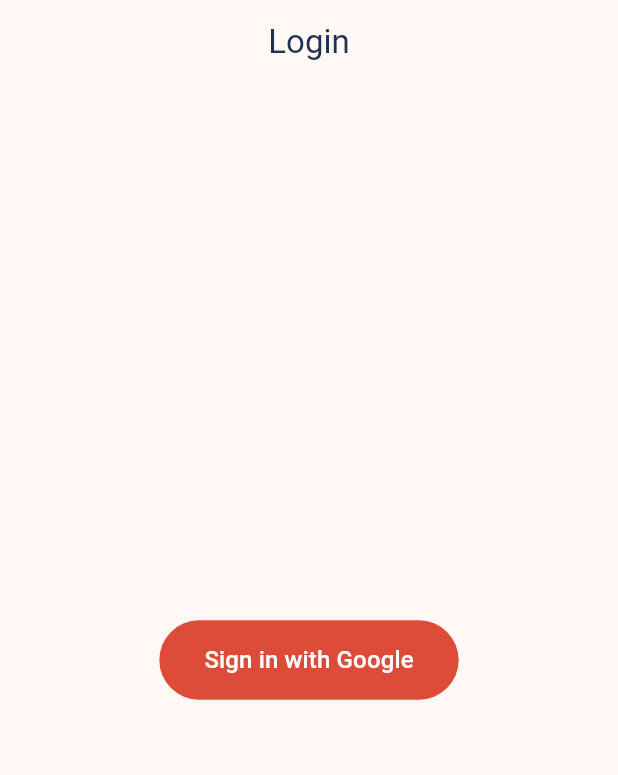
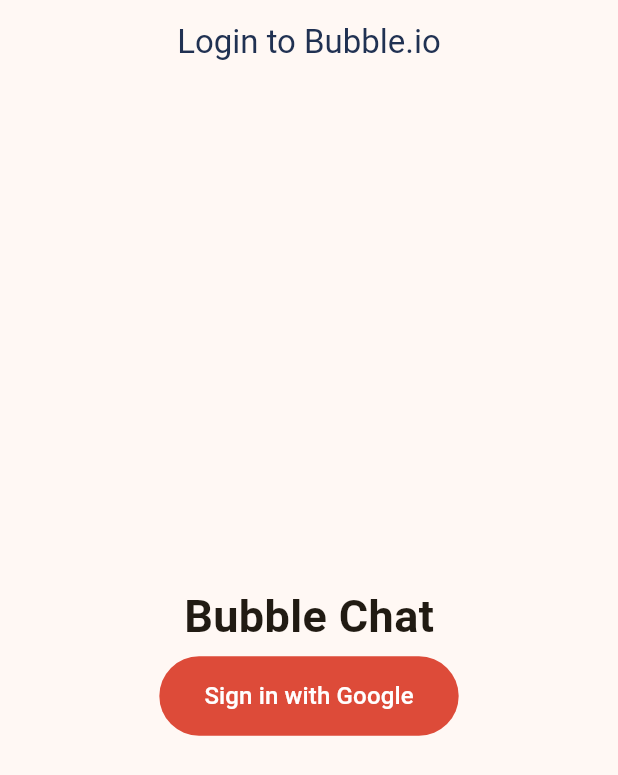
Before and after one commit to kunalnyc/Chat-Bubble, a Flutter app: the screen it shows after launch, on a phone screen of 412 x 824 dp. Shown: the top 775 px of the screen. Run offline on Flutter 3.47's test engine with Material 3 defaults, Android fonts, the phone set to English and light mode, and no system bars; our stand-ins replace cloud_firestore, firebase_auth, firebase_core, firebase_messaging, firebase_storage, flutter_local_notifications and 5 more; accounts and stored records are empty.

Commit message:
New Updates

```diff
--- a/lib/constants/app_constants.dart
+++ b/lib/constants/app_constants.dart
@@ -1,7 +1,7 @@
 class AppConstants {
-  static const appTitle = "Flutter Chat Demo";
-  static const loginTitle = "Login";
+  static const appTitle = "Bubble Chat";
+  static const loginTitle = "Login to Bubble.io";
   static const homeTitle = "Home";
   static const settingsTitle = "Settings";
-  static const fullPhotoTitle = "Full Photo";
+  static const fullPhotoTitle = "Photo";
 }
--- a/lib/pages/login_page.dart
+++ b/lib/pages/login_page.dart
@@ -42,7 +42,23 @@ class LoginPageState extends State<LoginPage> {
       body: Stack(
         children: [
           Center(
-            child: TextButton(
+            child: Column(
+              mainAxisAlignment: MainAxisAlignment.center,
+              children: [
+                Row(
+                  mainAxisAlignment: MainAxisAlignment.center,
+                  children: [
+                    Text(
+                      'Bubble Chat',
+                      style:
+                          TextStyle(fontWeight: FontWeight.bold, fontSize: 30),
+                    ),
+                  ],
+                ),
+                SizedBox(
+                  height: 5,
+                ),
+                TextButton(
                   onPressed: () async {
                     authProvider.handleSignIn().then((isSuccess) {
                       if (isSuccess) {
@@ -65,7 +81,8 @@ class LoginPageState extends State<LoginPage> {
                   style: ButtonStyle(
                     backgroundColor: MaterialStateProperty.resolveWith<Color>(
                       (Set<MaterialState> states) {
-                    if (states.contains(MaterialState.pressed)) return Color(0xffdd4b39).withOpacity(0.8);
+                        if (states.contains(MaterialState.pressed))
+                          return Color(0xffdd4b39).withOpacity(0.8);
                         return Color(0xffdd4b39);
                       },
                     ),
@@ -75,10 +92,14 @@ class LoginPageState extends State<LoginPage> {
                     ),
                   ),
                 ),
+              ],
+            ),
           ),
           // Loading
           Positioned(
-            child: authProvider.status == Status.authenticating ? LoadingView() : SizedBox.shrink(),
+            child: authProvider.status == Status.authenticating
+                ? LoadingView()
+                : SizedBox.shrink(),
           ),
         ],
       ),
--- a/lib/pages/splash_page.dart
+++ b/lib/pages/splash_page.dart
@@ -53,7 +53,8 @@ class SplashPageState extends State<SplashPage> {
             Container(
               width: 20,
               height: 20,
-              child: CircularProgressIndicator(color: ColorConstants.themeColor),
+              child:
+                  CircularProgressIndicator(color: ColorConstants.themeColor),
             ),
           ],
         ),
```
Also changed, not shown: 1 other file. Lines whose indentation alone changed are shown as unchanged.
